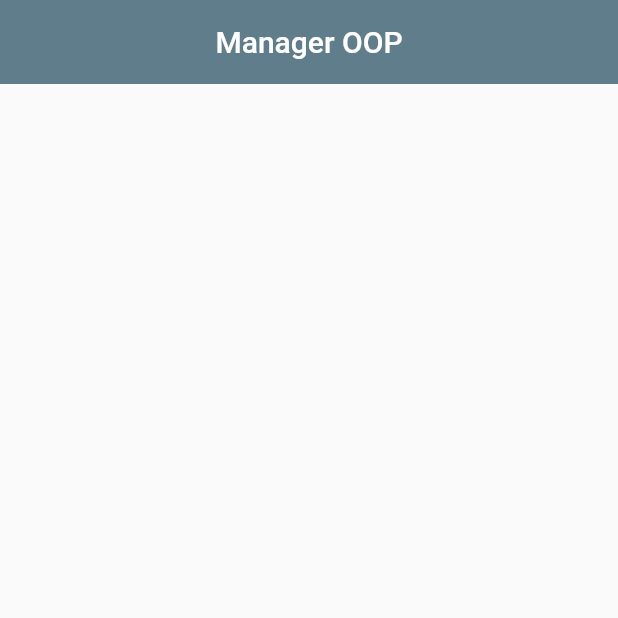
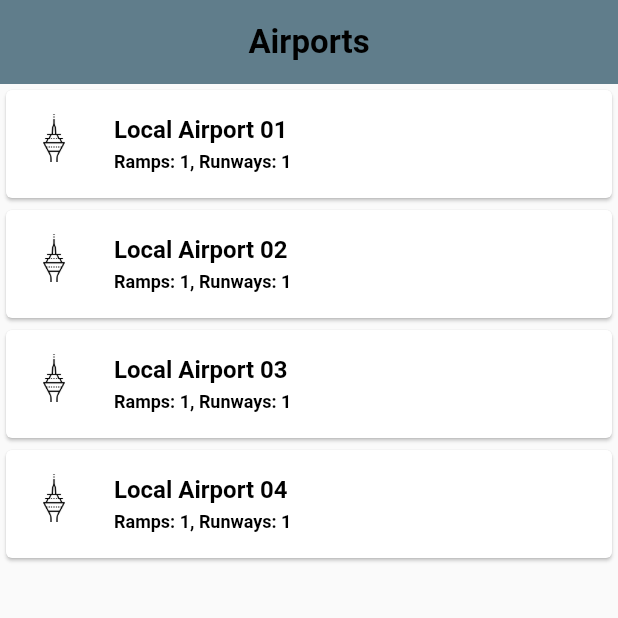
Before and after one commit to hamed-deriv/flutter_manager_oop, a Flutter app: the screen it shows after launch, on a phone screen of 412 x 824 dp, the top half of it. Run offline on Flutter 3.47's test engine with Material 2 defaults, Android fonts, the phone set to English and light mode, and no system bars; our stand-ins replace google_fonts; Roboto replaces fonts that are missing (Ubuntu).

Commit message:
add airports page

```diff
--- /dev/null
+++ b/lib/airport_objects/implementations/airport.dart
@@ -0,0 +1,11 @@
+import 'package:flutter_manager_oop/airport_objects/interfaces/base_airport.dart';
+import 'package:flutter_manager_oop/airport_objects/interfaces/base_runway.dart';
+import 'package:flutter_manager_oop/airport_objects/interfaces/base_ramp.dart';
+
+class LocalAirport extends BaseAirport {
+  LocalAirport({
+    required String name,
+    required List<BaseRamp> ramps,
+    required List<BaseRunway> runways,
+  }) : super(name: name, ramps: ramps, runways: runways);
+}
--- /dev/null
+++ b/lib/airport_objects/implementations/runway.dart
@@ -0,0 +1,5 @@
+import 'package:flutter_manager_oop/airport_objects/interfaces/base_runway.dart';
+
+class Runway extends BaseRunway {
+  Runway({required String tag}) : super(tag: tag);
+}
--- /dev/null
+++ b/lib/airport_objects/implementations/small_ramp.dart
@@ -0,0 +1,6 @@
+import 'package:flutter_manager_oop/airport_objects/interfaces/base_ramp.dart';
+import 'package:flutter_manager_oop/enums.dart';
+
+class SmallRamp extends BaseRamp {
+  SmallRamp() : super(size: Size.small);
+}
--- a/lib/airport_objects/interfaces/base_airport.dart
+++ b/lib/airport_objects/interfaces/base_airport.dart
@@ -2,8 +2,9 @@ import 'package:flutter_manager_oop/airport_objects/interfaces/base_ramp.dart';
 import 'package:flutter_manager_oop/airport_objects/interfaces/base_runway.dart';
 
 abstract class BaseAirport {
-  BaseAirport({required this.ramps, required this.runways});
+  BaseAirport({required this.name, required this.ramps, required this.runways});
 
+  final String name;
   final List<BaseRamp> ramps;
   final List<BaseRunway> runways;
 }
--- a/lib/airport_objects/interfaces/base_ramp.dart
+++ b/lib/airport_objects/interfaces/base_ramp.dart
@@ -1,7 +1,9 @@
 import 'package:flutter_manager_oop/airport_objects/interfaces/base_airplane.dart';
+import 'package:flutter_manager_oop/enums.dart';
 
 abstract class BaseRamp {
-  BaseRamp({this.airplane});
+  BaseRamp({required this.size, this.airplane});
 
+  final Size size;
   final BaseAirplane? airplane;
 }
--- a/lib/main.dart
+++ b/lib/main.dart
@@ -1,6 +1,12 @@
 import 'package:flutter/material.dart';
 
-import 'package:flutter_manager_oop/pages/home_page.dart';
+import 'package:flutter_manager_oop/airport_objects/implementations/airport.dart';
+import 'package:flutter_manager_oop/airport_objects/implementations/runway.dart';
+import 'package:flutter_manager_oop/airport_objects/implementations/small_ramp.dart';
+import 'package:flutter_manager_oop/airport_objects/interfaces/base_airport.dart';
+import 'package:flutter_manager_oop/airport_objects/interfaces/base_ramp.dart';
+import 'package:flutter_manager_oop/airport_objects/interfaces/base_runway.dart';
+import 'package:flutter_manager_oop/pages/airport_list_page.dart';
 
 void main() => runApp(const MyApp());
 
@@ -11,6 +17,29 @@ class MyApp extends StatelessWidget {
   Widget build(BuildContext context) => MaterialApp(
         title: 'Manager OOP',
         theme: ThemeData(primarySwatch: Colors.blueGrey),
-        home: const HomePage(),
+        home: AirportListPage(
+          airports: <BaseAirport>[
+            LocalAirport(
+              name: 'Local Airport 01',
+              ramps: <BaseRamp>[SmallRamp()],
+              runways: <BaseRunway>[Runway(tag: 'Line A')],
+            ),
+            LocalAirport(
+              name: 'Local Airport 02',
+              ramps: <BaseRamp>[SmallRamp()],
+              runways: <BaseRunway>[Runway(tag: 'Line A')],
+            ),
+            LocalAirport(
+              name: 'Local Airport 03',
+              ramps: <BaseRamp>[SmallRamp()],
+              runways: <BaseRunway>[Runway(tag: 'Line A')],
+            ),
+            LocalAirport(
+              name: 'Local Airport 04',
+              ramps: <BaseRamp>[SmallRamp()],
+              runways: <BaseRunway>[Runway(tag: 'Line A')],
+            ),
+          ],
+        ),
       );
 }
--- /dev/null
+++ b/lib/pages/airport_list_page.dart
@@ -0,0 +1,27 @@
+import 'package:flutter/material.dart';
+
+import 'package:flutter_manager_oop/airport_objects/interfaces/base_airport.dart';
+import 'package:flutter_manager_oop/styles.dart';
+import 'package:flutter_manager_oop/widgets/airport_item.dart';
+
+class AirportListPage extends StatelessWidget {
+  const AirportListPage({this.airports = const <BaseAirport>[], Key? key})
+      : super(key: key);
+
+  final List<BaseAirport> airports;
+
+  @override
+  Widget build(BuildContext context) => Scaffold(
+        appBar: AppBar(
+          elevation: 0,
+          centerTitle: true,
+          title: Text('Airports', style: titleTextStyle),
+        ),
+        body: ListView.builder(
+          shrinkWrap: true,
+          itemCount: airports.length,
+          itemBuilder: (BuildContext context, int index) =>
+              AirportItem(airport: airports[index]),
+        ),
+      );
+}
--- a/lib/pages/home_page.dart
+++ /dev/null
@@ -1,14 +0,0 @@
-import 'package:flutter/material.dart';
-
-class HomePage extends StatelessWidget {
-  const HomePage({Key? key}) : super(key: key);
-
-  @override
-  Widget build(BuildContext context) => Scaffold(
-        appBar: AppBar(
-          elevation: 0,
-          centerTitle: true,
-          title: const Text('Manager OOP'),
-        ),
-      );
-}
--- /dev/null
+++ b/lib/styles.dart
@@ -0,0 +1,20 @@
+import 'package:flutter/material.dart';
+import 'package:google_fonts/google_fonts.dart';
+
+final TextStyle titleTextStyle = GoogleFonts.ubuntu(
+  color: Colors.black,
+  fontSize: 22,
+  fontWeight: FontWeight.bold,
+);
+
+final TextStyle normalTextStyle = GoogleFonts.ubuntu(
+  color: Colors.black,
+  fontSize: 16,
+  fontWeight: FontWeight.bold,
+);
+
+final TextStyle smallTextStyle = GoogleFonts.ubuntu(
+  color: Colors.black,
+  fontSize: 12,
+  fontWeight: FontWeight.bold,
+);
--- /dev/null
+++ b/lib/widgets/airport_item.dart
@@ -0,0 +1,27 @@
+import 'package:flutter/material.dart';
+
+import 'package:flutter_manager_oop/airport_objects/interfaces/base_airport.dart';
+import 'package:flutter_manager_oop/styles.dart';
+
+class AirportItem extends StatelessWidget {
+  const AirportItem({required this.airport, Key? key}) : super(key: key);
+
+  final BaseAirport airport;
+
+  @override
+  Widget build(BuildContext context) => Card(
+        child: ListTile(
+          leading: Image.asset(
+            'assets/ic_airport.png',
+            width: 32,
+            height: 32,
+          ),
+          title: Text(airport.name, style: normalTextStyle),
+          subtitle: Text(
+            'Ramps: ${airport.ramps.length}, Runways: ${airport.runways.length}',
+            style: smallTextStyle,
+          ),
+          onTap: () {},
+        ),
+      );
+}
--- a/pubspec.yaml
+++ b/pubspec.yaml
@@ -13,6 +13,7 @@ dependencies:
     sdk: flutter
 
   cupertino_icons: ^1.0.2
+  google_fonts: ^3.0.1
 
 dev_dependencies:
   flutter_test:
@@ -22,3 +23,6 @@ dev_dependencies:
 
 flutter:
   uses-material-design: true
+
+  assets:
+    - assets/
```
Also changed, not shown: assets/ic_airplane.png (added), assets/ic_airplane_landing.png (added), assets/ic_airplane_takeoff.png (added), assets/ic_airport.png (added), assets/ic_ramp.png (added), assets/ic_runway.png (added), pubspec.lock, 4 other files.
